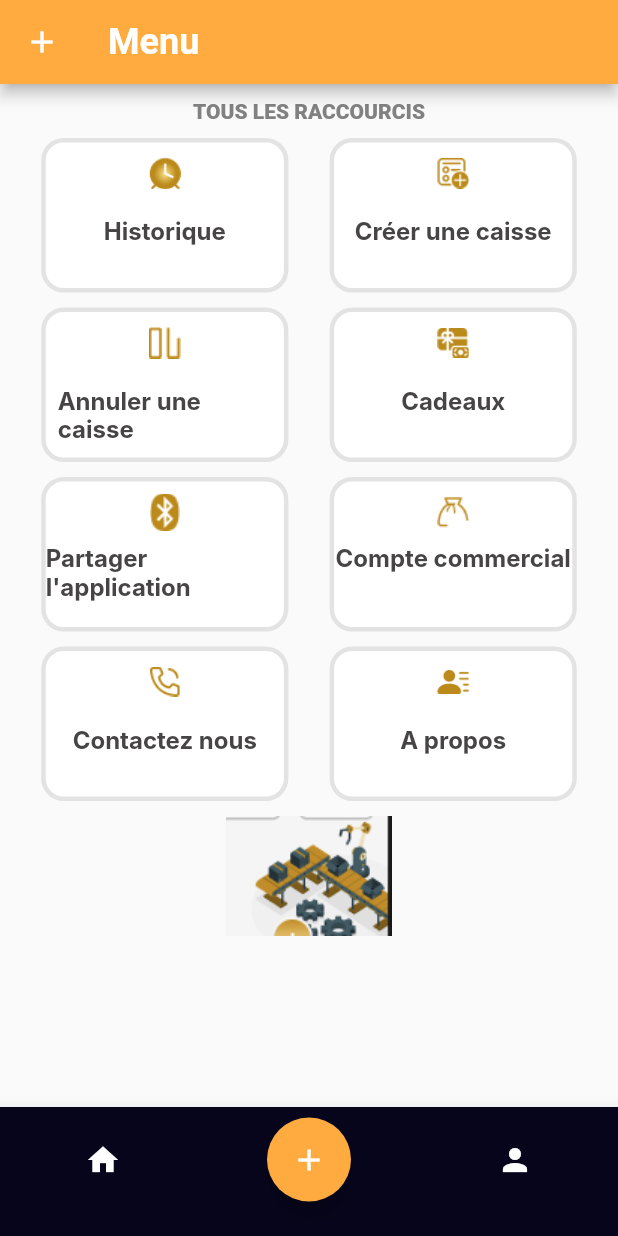
After one commit to CharlotteBertille4/projet_box, a Flutter app: the InterfaceMenuScreen screen opened by its route, on a phone screen of 412 x 824 dp. The commit adds this screen. Run offline on Flutter 3.47's test engine with Material 2 defaults, Android fonts, the phone set to English and light mode, and no system bars; Roboto replaces fonts that are missing (Inter, Manrope).

Commit message:
feat:mise en place de la page menu

```diff
--- a/lib/gen/assets.gen.dart
+++ b/lib/gen/assets.gen.dart
@@ -2,27 +2,78 @@
 /// *****************************************************
 ///  FlutterGen
 /// *****************************************************
+
+// coverage:ignore-file
+// ignore_for_file: type=lint
+// ignore_for_file: directives_ordering,unnecessary_import,implicit_dynamic_list_literal
+
 import 'package:flutter/widgets.dart';
 
 class $AssetsImagesGen {
   const $AssetsImagesGen();
 
+  /// File path: assets/images/a_propos.png
+  AssetGenImage get aPropos =>
+      const AssetGenImage('assets/images/a_propos.png');
+
+  /// File path: assets/images/ajout_caisse.png
+  AssetGenImage get ajoutCaisse =>
+      const AssetGenImage('assets/images/ajout_caisse.png');
+
+  /// File path: assets/images/annuler_caisse.png
+  AssetGenImage get annulerCaisse =>
+      const AssetGenImage('assets/images/annuler_caisse.png');
+
+  /// File path: assets/images/cadeau.png
+  AssetGenImage get cadeau => const AssetGenImage('assets/images/cadeau.png');
+
+  /// File path: assets/images/cadenas.png
+  AssetGenImage get cadenas => const AssetGenImage('assets/images/cadenas.png');
+
+  /// File path: assets/images/commercial.png
+  AssetGenImage get commercial =>
+      const AssetGenImage('assets/images/commercial.png');
+
+  /// File path: assets/images/contatc.png
+  AssetGenImage get contatc => const AssetGenImage('assets/images/contatc.png');
+
+  /// File path: assets/images/croix.png
+  AssetGenImage get croix => const AssetGenImage('assets/images/croix.png');
+
   /// File path: assets/images/ellipse 2.png
   AssetGenImage get ellipse2 =>
       const AssetGenImage('assets/images/ellipse 2.png');
-
-  /// File path: assets/images/cadenas.png
-  AssetGenImage get cadenas => const AssetGenImage('assets/images/cadenas.png');
 
   /// File path: assets/images/icon_horloge.png
   AssetGenImage get iconHorloge =>
       const AssetGenImage('assets/images/icon_horloge.png');
 
+  /// File path: assets/images/image_robinet.png
+  AssetGenImage get imageRobinet =>
+      const AssetGenImage('assets/images/image_robinet.png');
+
   /// File path: assets/images/oeuf.png
   AssetGenImage get oeuf => const AssetGenImage('assets/images/oeuf.png');
 
+  /// File path: assets/images/partage.png
+  AssetGenImage get partage => const AssetGenImage('assets/images/partage.png');
+
   /// List of all assets
-  List<AssetGenImage> get values => [ellipse2, cadenas, iconHorloge, oeuf];
+  List<AssetGenImage> get values => [
+        aPropos,
+        ajoutCaisse,
+        annulerCaisse,
+        cadeau,
+        cadenas,
+        commercial,
+        contatc,
+        croix,
+        ellipse2,
+        iconHorloge,
+        imageRobinet,
+        oeuf,
+        partage
+      ];
 }
 
 class Assets {
--- a/lib/main.dart
+++ b/lib/main.dart
@@ -1,4 +1,5 @@
 import 'package:flutter/material.dart';
+import 'package:projet_box/screens/interface_menu_screen.dart';
 import 'package:projet_box/screens/interface_user_screen.dart';
 
 void main() {
@@ -11,7 +12,12 @@ class ProjetBox extends StatelessWidget {
   // This widget is the root of your application.
   @override
   Widget build(BuildContext context) {
-    return const MaterialApp(
+    return MaterialApp(
+      routes: <String, WidgetBuilder>{
+        'route_interface_user': (BuildContext context) =>
+            const InterfaceUserScreen(),
+        'route_menu': (BuildContext context) => const InterfaceMenuScreen(),
+      },
       debugShowCheckedModeBanner: false,
       home: InterfaceUserScreen(),
     );
--- /dev/null
+++ b/lib/screens/interface_menu_screen.dart
@@ -0,0 +1,458 @@
+import 'package:flutter/material.dart';
+
+import '../gen/assets.gen.dart';
+
+class InterfaceMenuScreen extends StatefulWidget {
+  const InterfaceMenuScreen({Key? key}) : super(key: key);
+
+  @override
+  State<InterfaceMenuScreen> createState() => _InterfaceMenuScreenState();
+}
+
+class _InterfaceMenuScreenState extends State<InterfaceMenuScreen> {
+  @override
+  Widget build(BuildContext context) {
+    final sizeY = MediaQuery.of(context).size.height;
+    final sizeX = MediaQuery.of(context).size.width;
+    return Scaffold(
+      appBar: AppBar(
+        backgroundColor: Colors.orangeAccent,
+        title: const Text(
+          'Menu',
+          style: TextStyle(
+            fontSize: 24.0,
+            fontFamily: 'Roboto',
+            fontStyle: FontStyle.normal,
+            fontWeight: FontWeight.w700,
+          ),
+        ),
+        leading: const Icon(Icons.add),
+      ),
+      body: Column(
+        mainAxisAlignment: MainAxisAlignment.start,
+        crossAxisAlignment: CrossAxisAlignment.center,
+        children: [
+          const Padding(
+            // padding: EdgeInsets.only(
+            //   //left: 5.0,
+            //   right: 50.0,
+            //   top: 10.0,
+            // ),
+            padding: EdgeInsets.all(10.0),
+            child: Text(
+              'TOUS LES RACCOURCIS',
+              style: TextStyle(
+                fontWeight: FontWeight.w800,
+                fontFamily: 'Manrope',
+                fontStyle: FontStyle.normal,
+                color: Color(0xFF818181),
+              ),
+            ),
+          ),
+          Row(
+            mainAxisAlignment: MainAxisAlignment.spaceEvenly,
+            crossAxisAlignment: CrossAxisAlignment.center,
+            children: [
+              Container(
+                // color: Colors.red,
+                width: sizeX * 1 / 2.5,
+                height: sizeY * 1 / 8,
+                decoration: BoxDecoration(
+                  color: const Color(0xFFFFFFFF),
+                  borderRadius: const BorderRadius.only(
+                    topLeft: Radius.circular(15),
+                    topRight: Radius.circular(15),
+                    bottomRight: Radius.circular(15),
+                    bottomLeft: Radius.circular(15),
+                  ),
+                  border: Border.all(
+                    width: 3,
+                    style: BorderStyle.solid,
+                    color: const Color(0xFFE3E3E3),
+                  ),
+                ),
+                child: Column(
+                  children: [
+                    Container(
+                      margin: const EdgeInsets.all(8.0),
+                      child: Assets.images.iconHorloge.image(
+                        width: 21.34,
+                        height: 25.0,
+                      ),
+                    ),
+                    const Padding(
+                      padding: EdgeInsets.all(8.0),
+                      child: Text(
+                        'Historique',
+                        style: TextStyle(
+                          color: Color(0xFF464444),
+                          fontFamily: 'Inter',
+                          fontStyle: FontStyle.normal,
+                          fontWeight: FontWeight.w700,
+                          fontSize: 16.0,
+                        ),
+                      ),
+                    )
+                  ],
+                ),
+              ),
+              Container(
+                // color: Colors.red,
+                width: sizeX * 1 / 2.5,
+                height: sizeY * 1 / 8,
+                decoration: BoxDecoration(
+                  color: const Color(0xFFFFFFFF),
+                  borderRadius: const BorderRadius.only(
+                    topLeft: Radius.circular(15),
+                    topRight: Radius.circular(15),
+                    bottomRight: Radius.circular(15),
+                    bottomLeft: Radius.circular(15),
+                  ),
+                  border: Border.all(
+                    width: 3,
+                    style: BorderStyle.solid,
+                    color: const Color(0xFFE3E3E3),
+                  ),
+                ),
+                child: Column(
+                  children: [
+                    Container(
+                      margin: const EdgeInsets.all(8.0),
+                      child: Assets.images.ajoutCaisse.image(
+                        width: 21.34,
+                        height: 25.0,
+                      ),
+                    ),
+                    const Padding(
+                      padding: EdgeInsets.all(8.0),
+                      child: Text(
+                        'Créer une caisse',
+                        style: TextStyle(
+                          color: Color(0xFF464444),
+                          fontFamily: 'Inter',
+                          fontStyle: FontStyle.normal,
+                          fontWeight: FontWeight.w700,
+                          fontSize: 16.0,
+                        ),
+                      ),
+                    )
+                  ],
+                ),
+              ),
+            ],
+          ),
+          const SizedBox(
+            height: 10.0,
+          ),
+          Row(
+            mainAxisAlignment: MainAxisAlignment.spaceEvenly,
+            crossAxisAlignment: CrossAxisAlignment.center,
+            children: [
+              Container(
+                // color: Colors.red,
+                width: sizeX * 1 / 2.5,
+                height: sizeY * 1 / 8,
+                decoration: BoxDecoration(
+                  color: const Color(0xFFFFFFFF),
+                  borderRadius: const BorderRadius.only(
+                    topLeft: Radius.circular(15),
+                    topRight: Radius.circular(15),
+                    bottomRight: Radius.circular(15),
+                    bottomLeft: Radius.circular(15),
+                  ),
+                  border: Border.all(
+                    width: 3,
+                    style: BorderStyle.solid,
+                    color: const Color(0xFFE3E3E3),
+                  ),
+                ),
+                child: Column(
+                  children: [
+                    Container(
+                      margin: const EdgeInsets.all(8.0),
+                      child: Assets.images.annulerCaisse.image(
+                        width: 21.34,
+                        height: 25.0,
+                      ),
+                    ),
+                    const Padding(
+                      padding: EdgeInsets.all(8.0),
+                      child: Text(
+                        'Annuler une caisse',
+                        style: TextStyle(
+                          color: Color(0xFF464444),
+                          fontFamily: 'Inter',
+                          fontStyle: FontStyle.normal,
+                          fontWeight: FontWeight.w700,
+                          fontSize: 16.0,
+                        ),
+                      ),
+                    )
+                  ],
+                ),
+              ),
+              Container(
+                // color: Colors.red,
+                width: sizeX * 1 / 2.5,
+                height: sizeY * 1 / 8,
+                decoration: BoxDecoration(
+                  color: const Color(0xFFFFFFFF),
+                  borderRadius: const BorderRadius.only(
+                    topLeft: Radius.circular(15),
+                    topRight: Radius.circular(15),
+                    bottomRight: Radius.circular(15),
+                    bottomLeft: Radius.circular(15),
+                  ),
+                  border: Border.all(
+                    width: 3,
+                    style: BorderStyle.solid,
+                    color: const Color(0xFFE3E3E3),
+                  ),
+                ),
+                child: Column(
+                  children: [
+                    Container(
+                      margin: const EdgeInsets.all(8.0),
+                      child: Assets.images.cadeau.image(
+                        width: 21.34,
+                        height: 25.0,
+                      ),
+                    ),
+                    const Padding(
+                      padding: EdgeInsets.all(8.0),
+                      child: Text(
+                        'Cadeaux',
+                        style: TextStyle(
+                          color: Color(0xFF464444),
+                          fontFamily: 'Inter',
+                          fontStyle: FontStyle.normal,
+                          fontWeight: FontWeight.w700,
+                          fontSize: 16.0,
+                        ),
+                      ),
+                    )
+                  ],
+                ),
+              ),
+            ],
+          ),
+          const SizedBox(
+            height: 10.0,
+          ),
+          Row(
+            mainAxisAlignment: MainAxisAlignment.spaceEvenly,
+            crossAxisAlignment: CrossAxisAlignment.center,
+            children: [
+              Container(
+                // color: Colors.red,
+                width: sizeX * 1 / 2.5,
+                height: sizeY * 1 / 8,
+                decoration: BoxDecoration(
+                  color: const Color(0xFFFFFFFF),
+                  borderRadius: const BorderRadius.only(
+                    topLeft: Radius.circular(15),
+                    topRight: Radius.circular(15),
+                    bottomRight: Radius.circular(15),
+                    bottomLeft: Radius.circular(15),
+                  ),
+                  border: Border.all(
+                    width: 3,
+                    style: BorderStyle.solid,
+                    color: const Color(0xFFE3E3E3),
+                  ),
+                ),
+                child: Column(
+                  children: [
+                    Container(
+                      margin: const EdgeInsets.all(8.0),
+                      child: Assets.images.partage.image(
+                        width: 21.34,
+                        height: 25.0,
+                      ),
+                    ),
+                    const Text(
+                      'Partager l\'application',
+                      style: TextStyle(
+                        color: Color(0xFF464444),
+                        fontFamily: 'Inter',
+                        fontStyle: FontStyle.normal,
+                        fontWeight: FontWeight.w700,
+                        fontSize: 16.0,
+                      ),
+                    )
+                  ],
+                ),
+              ),
+              Container(
+                // color: Colors.red,
+                width: sizeX * 1 / 2.5,
+                height: sizeY * 1 / 8,
+                decoration: BoxDecoration(
+                  color: const Color(0xFFFFFFFF),
+                  borderRadius: const BorderRadius.only(
+                    topLeft: Radius.circular(15),
+                    topRight: Radius.circular(15),
+                    bottomRight: Radius.circular(15),
+                    bottomLeft: Radius.circular(15),
+                  ),
+                  border: Border.all(
+                    width: 3,
+                    style: BorderStyle.solid,
+                    color: const Color(0xFFE3E3E3),
+                  ),
+                ),
+                child: Column(
+                  children: [
+                    Container(
+                      margin: const EdgeInsets.all(8.0),
+                      child: Assets.images.commercial.image(
+                        width: 21.34,
+                        height: 25.0,
+                      ),
+                    ),
+                    const Text(
+                      'Compte commercial',
+                      style: TextStyle(
+                        color: Color(0xFF464444),
+                        fontFamily: 'Inter',
+                        fontStyle: FontStyle.normal,
+                        fontWeight: FontWeight.w700,
+                        fontSize: 16.0,
+                      ),
+                    )
+                  ],
+                ),
+              ),
+            ],
+          ),
+          const SizedBox(
+            height: 10.0,
+          ),
+          Row(
+            mainAxisAlignment: MainAxisAlignment.spaceEvenly,
+            crossAxisAlignment: CrossAxisAlignment.center,
+            children: [
+              Container(
+                // color: Colors.red,
+                width: sizeX * 1 / 2.5,
+                height: sizeY * 1 / 8,
+                decoration: BoxDecoration(
+                  color: const Color(0xFFFFFFFF),
+                  borderRadius: const BorderRadius.only(
+                    topLeft: Radius.circular(15),
+                    topRight: Radius.circular(15),
+                    bottomRight: Radius.circular(15),
+                    bottomLeft: Radius.circular(15),
+                  ),
+                  border: Border.all(
+                    width: 3,
+                    style: BorderStyle.solid,
+                    color: const Color(0xFFE3E3E3),
+                  ),
+                ),
+                child: Column(
+                  children: [
+                    Container(
+                      margin: const EdgeInsets.all(8.0),
+                      child: Assets.images.contatc.image(
+                        width: 21.34,
+                        height: 25.0,
+                      ),
+                    ),
+                    const Padding(
+                      padding: EdgeInsets.all(8.0),
+                      child: Text(
+                        'Contactez nous',
+                        style: TextStyle(
+                          color: Color(0xFF464444),
+                          fontFamily: 'Inter',
+                          fontStyle: FontStyle.normal,
+                          fontWeight: FontWeight.w700,
+                          fontSize: 16.0,
+                        ),
+                      ),
+                    )
+                  ],
+                ),
+              ),
+              Container(
+                // color: Colors.red,
+                width: sizeX * 1 / 2.5,
+                height: sizeY * 1 / 8,
+                decoration: BoxDecoration(
+                  color: const Color(0xFFFFFFFF),
+                  borderRadius: const BorderRadius.only(
+                    topLeft: Radius.circular(15),
+                    topRight: Radius.circular(15),
+                    bottomRight: Radius.circular(15),
+                    bottomLeft: Radius.circular(15),
+                  ),
+                  border: Border.all(
+                    width: 3,
+                    style: BorderStyle.solid,
+                    color: const Color(0xFFE3E3E3),
+                  ),
+                ),
+                child: Column(
+                  children: [
+                    Container(
+                      margin: const EdgeInsets.all(8.0),
+                      child: Assets.images.aPropos.image(
+                        width: 21.34,
+                        height: 25.0,
+                      ),
+                    ),
+                    const Padding(
+                      padding: EdgeInsets.all(8.0),
+                      child: Text(
+                        'A propos',
+                        style: TextStyle(
+                          color: Color(0xFF464444),
+                          fontFamily: 'Inter',
+                          fontStyle: FontStyle.normal,
+                          fontWeight: FontWeight.w700,
+                          fontSize: 16.0,
+                        ),
+                      ),
+                    )
+                  ],
+                ),
+              ),
+            ],
+          ),
+          const SizedBox(
+            height: 10.0,
+          ),
+          Assets.images.imageRobinet.image(),
+        ],
+      ),
+      bottomNavigationBar: BottomNavigationBar(
+        items: [
+          const BottomNavigationBarItem(
+              icon: Icon(
+                Icons.home,
+                color: Colors.white,
+              ),
+              label: ''),
+          BottomNavigationBarItem(
+              icon: FloatingActionButton(
+                // onPressed: () {
+                //   Navigator.pop(context);
+                // },
+                onPressed: () {},
+                backgroundColor: Colors.orangeAccent,
+                child: const Icon(Icons.add),
+              ),
+              label: ''),
+          const BottomNavigationBarItem(
+              icon: Icon(
+                Icons.person,
+                color: Colors.white,
+              ),
+              label: ''),
+        ],
+        backgroundColor: const Color(0xFF07051C),
+      ),
+    );
+  }
+}
--- a/lib/screens/interface_user_screen.dart
+++ b/lib/screens/interface_user_screen.dart
@@ -16,7 +16,21 @@ class _InterfaceUserScreenState extends State<InterfaceUserScreen> {
     final sizeX = MediaQuery.of(context).size.width;
     return Scaffold(
       // backgroundColor: const Color(0xFF07051C),
-      drawer: const Drawer(),
+      drawer: Drawer(
+          child: ListView(
+        children: [
+          ListTile(
+            title: const Text('Menu'),
+            onTap: () {
+              Navigator.pushNamed(context, 'route_menu');
+            },
+          ),
+          ListTile(
+            title: const Text('Profil'),
+            onTap: () {},
+          ),
+        ],
+      )),
       appBar: AppBar(
         backgroundColor: Colors.orangeAccent,
         title: const Padding(
```
Also changed, not shown: assets/images/a_propos.png (added), assets/images/ajout_caisse.png (added), assets/images/annuler_caisse.png (added), assets/images/cadeau.png (added), assets/images/commercial.png (added), assets/images/contatc.png (added), assets/images/croix.png (added), assets/images/image_robinet.png (added), assets/images/partage.png (added).
